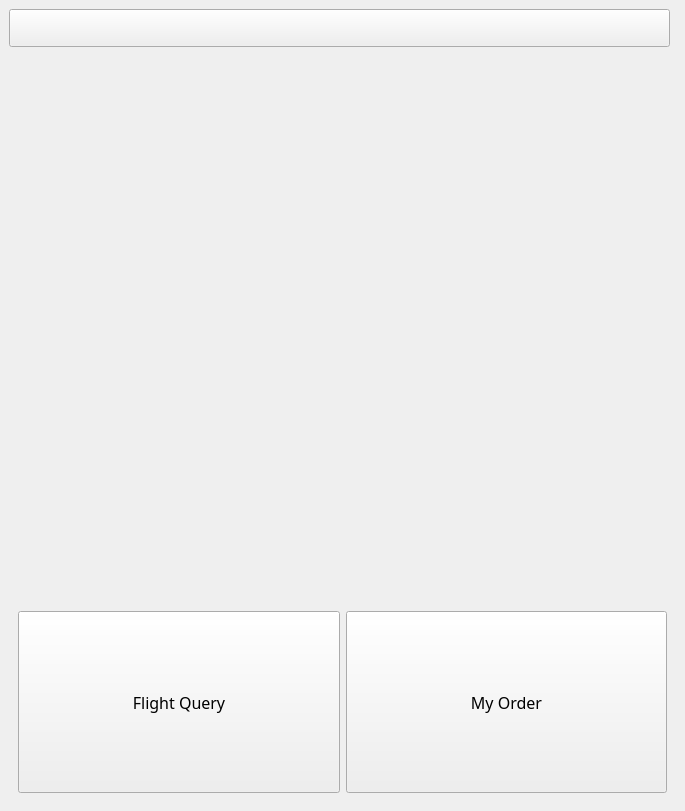
Qt form mainclientwindow.ui (Aloereed/Flightman_Client_DATA130039) before a commit.
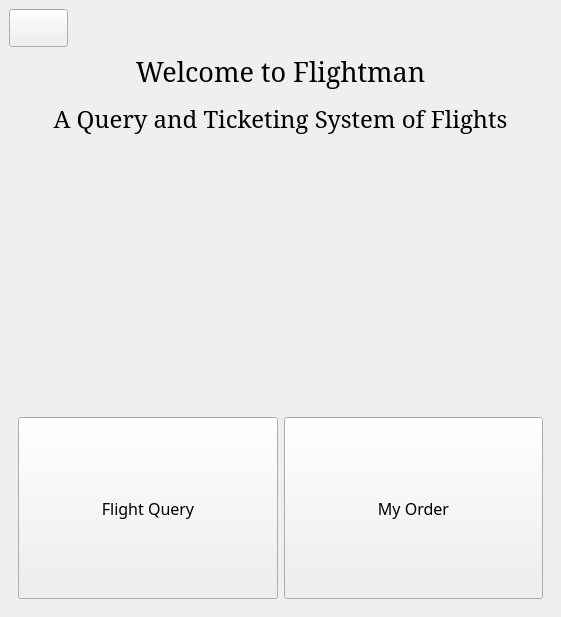
The same form after that commit. The open tabs and pages were chosen to show the change. Icons and pictures are not drawn.

```diff
--- a/mainclientwindow.ui
+++ b/mainclientwindow.ui
@@ -6,10 +6,16 @@
    <rect>
     <x>0</x>
     <y>0</y>
-    <width>685</width>
-    <height>811</height>
+    <width>561</width>
+    <height>617</height>
    </rect>
   </property>
+  <property name="sizePolicy">
+   <sizepolicy hsizetype="Expanding" vsizetype="Expanding">
+    <horstretch>0</horstretch>
+    <verstretch>0</verstretch>
+   </sizepolicy>
+  </property>
   <property name="windowTitle">
    <string>Flight Information System</string>
   </property>
@@ -19,74 +25,7 @@
 }</string>
   </property>
   <widget class="QWidget" name="centralwidget">
-   <layout class="QGridLayout" name="gridLayout">
-    <item row="2" column="0" colspan="2">
-     <widget class="QWidget" name="widget" native="true">
-      <property name="maximumSize">
-       <size>
-        <width>16777215</width>
-        <height>200</height>
-       </size>
-      </property>
-      <layout class="QHBoxLayout" name="horizontalLayout">
-       <item>
-        <widget class="QToolButton" name="pushButton">
-         <property name="sizePolicy">
-          <sizepolicy hsizetype="Minimum" vsizetype="Expanding">
-           <horstretch>0</horstretch>
-           <verstretch>0</verstretch>
-          </sizepolicy>
-         </property>
-         <property name="font">
-          <font>
-           <family>Yu Gothic UI Semilight</family>
-           <pointsize>12</pointsize>
-          </font>
-         </property>
-         <property name="text">
-          <string>Flight Query</string>
-         </property>
-         <property name="icon">
-          <iconset resource="png.qrc">
-           <normaloff>:/png/air.png</normaloff>:/png/air.png</iconset>
-         </property>
-         <property name="toolButtonStyle">
-          <enum>Qt::ToolButtonTextUnderIcon</enum>
-         </property>
-        </widget>
-       </item>
-       <item>
-        <widget class="QToolButton" name="pushButton_2">
-         <property name="sizePolicy">
-          <sizepolicy hsizetype="Minimum" vsizetype="Expanding">
-           <horstretch>0</horstretch>
-           <verstretch>0</verstretch>
-          </sizepolicy>
-         </property>
-         <property name="font">
-          <font>
-           <family>Yu Gothic UI Semilight</family>
-           <pointsize>12</pointsize>
-          </font>
-         </property>
-         <property name="text">
-          <string>My Order</string>
-         </property>
-         <property name="icon">
-          <iconset resource="png.qrc">
-           <normaloff>:/png/mine.png</normaloff>:/png/mine.png</iconset>
-         </property>
-         <property name="toolButtonStyle">
-          <enum>Qt::ToolButtonTextUnderIcon</enum>
-         </property>
-        </widget>
-       </item>
-      </layout>
-     </widget>
-    </item>
-    <item row="0" column="1">
-     <widget class="QWidget" name="widget_2" native="true"/>
-    </item>
+   <layout class="QFormLayout" name="formLayout">
     <item row="0" column="0">
      <widget class="QPushButton" name="pushButton_3">
       <property name="minimumSize">
@@ -116,12 +55,121 @@
       </property>
      </widget>
     </item>
-    <item row="1" column="0">
+    <item row="0" column="1">
+     <widget class="QWidget" name="widget_2" native="true"/>
+    </item>
+    <item row="1" column="0" colspan="2">
+     <widget class="QLabel" name="label">
+      <property name="font">
+       <font>
+        <family>Constantia</family>
+       </font>
+      </property>
+      <property name="text">
+       <string>&lt;html&gt;&lt;head/&gt;&lt;body&gt;&lt;p&gt;&lt;span style=&quot; font-size:20pt;&quot;&gt;Welcome to Flightman&lt;/span&gt;&lt;/p&gt;&lt;p&gt;&lt;span style=&quot; font-size:18pt;&quot;&gt;A Query and Ticketing System of Flights&lt;/span&gt;&lt;/p&gt;&lt;/body&gt;&lt;/html&gt;</string>
+      </property>
+      <property name="alignment">
+       <set>Qt::AlignCenter</set>
+      </property>
+     </widget>
+    </item>
+    <item row="2" column="0" colspan="2">
      <widget class="QStackedWidget" name="stackedWidget">
+      <property name="sizePolicy">
+       <sizepolicy hsizetype="MinimumExpanding" vsizetype="MinimumExpanding">
+        <horstretch>0</horstretch>
+        <verstretch>0</verstretch>
+       </sizepolicy>
+      </property>
+      <property name="currentIndex">
+       <number>1</number>
+      </property>
       <widget class="QWidget" name="page"/>
       <widget class="QWidget" name="page_2"/>
      </widget>
     </item>
+    <item row="3" column="0" colspan="2">
+     <widget class="QWidget" name="widget" native="true">
+      <property name="sizePolicy">
+       <sizepolicy hsizetype="Preferred" vsizetype="Expanding">
+        <horstretch>0</horstretch>
+        <verstretch>0</verstretch>
+       </sizepolicy>
+      </property>
+      <property name="maximumSize">
+       <size>
+        <width>16777215</width>
+        <height>200</height>
+       </size>
+      </property>
+      <layout class="QHBoxLayout" name="horizontalLayout">
+       <item>
+        <widget class="QToolButton" name="pushButton">
+         <property name="sizePolicy">
+          <sizepolicy hsizetype="Expanding" vsizetype="Expanding">
+           <horstretch>0</horstretch>
+           <verstretch>0</verstretch>
+          </sizepolicy>
+         </property>
+         <property name="font">
+          <font>
+           <family>Yu Gothic UI Semilight</family>
+           <pointsize>12</pointsize>
+          </font>
+         </property>
+         <property name="text">
+          <string>Flight Query</string>
+         </property>
+         <property name="icon">
+          <iconset resource="png.qrc">
+           <normaloff>:/png/air.png</normaloff>:/png/air.png</iconset>
+         </property>
+         <property name="iconSize">
+          <size>
+           <width>10</width>
+           <height>10</height>
+          </size>
+         </property>
+         <property name="toolButtonStyle">
+          <enum>Qt::ToolButtonTextUnderIcon</enum>
+         </property>
+        </widget>
+       </item>
+       <item>
+        <widget class="QToolButton" name="pushButton_2">
+         <property name="sizePolicy">
+          <sizepolicy hsizetype="Expanding" vsizetype="Expanding">
+           <horstretch>0</horstretch>
+           <verstretch>0</verstretch>
+          </sizepolicy>
+         </property>
+         <property name="font">
+          <font>
+           <family>Yu Gothic UI Semilight</family>
+           <pointsize>12</pointsize>
+          </font>
+         </property>
+         <property name="text">
+          <string>My Order</string>
+         </property>
+         <property name="icon">
+          <iconset resource="png.qrc">
+           <normaloff>:/png/mine.png</normaloff>:/png/mine.png</iconset>
+         </property>
+         <property name="iconSize">
+          <size>
+           <width>10</width>
+           <height>10</height>
+          </size>
+         </property>
+         <property name="toolButtonStyle">
+          <enum>Qt::ToolButtonTextUnderIcon</enum>
+         </property>
+        </widget>
+       </item>
+      </layout>
+     </widget>
+    </item>
    </layout>
   </widget>
   <widget class="QMenuBar" name="menubar">
```
Left out of the diff: 4 changed lines with no effect on the pictures.
